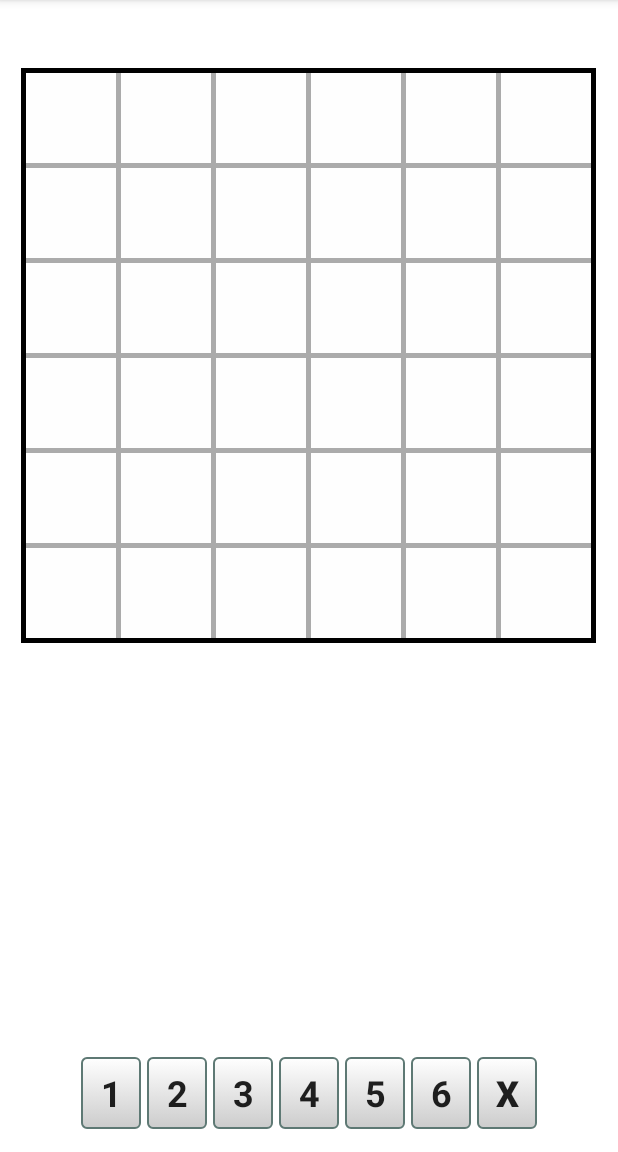
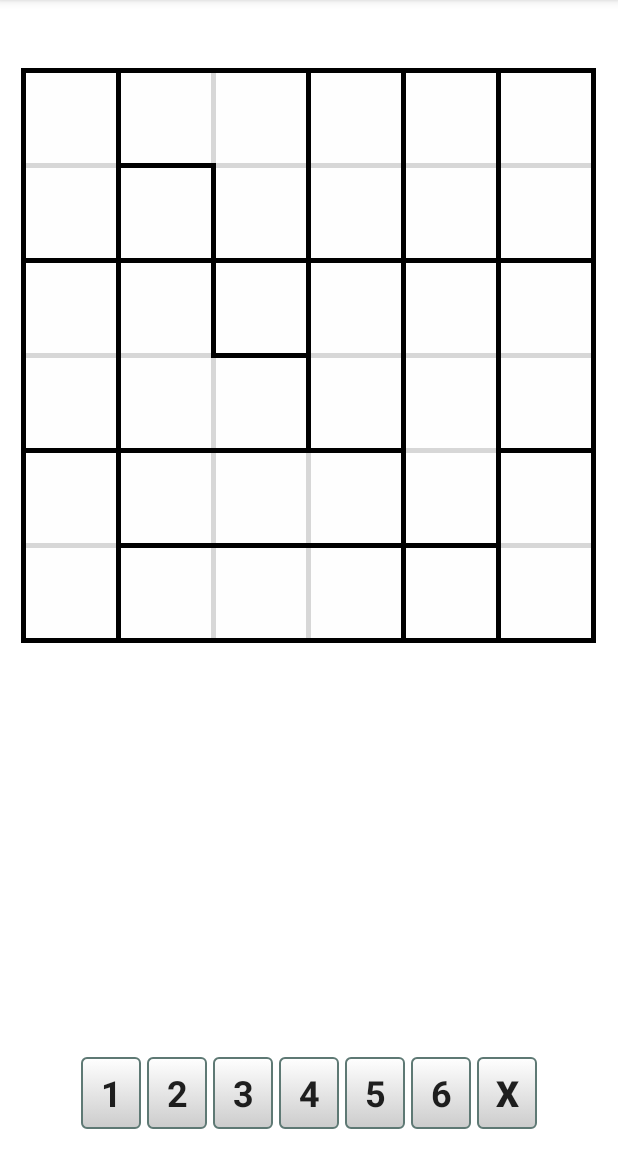
Before and after one commit to alexcarcar/KenKen, an Android app: the screen it shows after launch (MainActivity), on a phone screen of 412 x 824 dp, the part 84-1236 px from its top. Run offline under Robolectric (Android 15) with nearby library versions, the phone set to English and light mode, and no system bars.

Commit message:
Added activity code to color Ken Ken groups

```diff
--- a/app/src/main/java/alex/carcar/kenken/MainActivity.java
+++ b/app/src/main/java/alex/carcar/kenken/MainActivity.java
@@ -20,8 +20,34 @@ public class MainActivity extends AppCompatActivity {
             {R.id.rightCell20, R.id.rightCell21, R.id.rightCell22, R.id.rightCell23, R.id.rightCell24},
             {R.id.rightCell30, R.id.rightCell31, R.id.rightCell32, R.id.rightCell33, R.id.rightCell34},
             {R.id.rightCell40, R.id.rightCell41, R.id.rightCell42, R.id.rightCell43, R.id.rightCell44},
-            {R.id.rightCell50, R.id.rightCell51, R.id.rightCell52, R.id.rightCell53, R.id.rightCell54},
+            {R.id.rightCell50, R.id.rightCell51, R.id.rightCell52, R.id.rightCell53, R.id.rightCell54}
     };
+
+    private static final int[][] rightHeaders = new int[][]{
+            {R.id.rightHeader00, R.id.rightHeader01, R.id.rightHeader02, R.id.rightHeader03, R.id.rightHeader04},
+            {R.id.rightHeader10, R.id.rightHeader11, R.id.rightHeader12, R.id.rightHeader13, R.id.rightHeader14},
+            {R.id.rightHeader20, R.id.rightHeader21, R.id.rightHeader22, R.id.rightHeader23, R.id.rightHeader24},
+            {R.id.rightHeader30, R.id.rightHeader31, R.id.rightHeader32, R.id.rightHeader33, R.id.rightHeader34},
+            {R.id.rightHeader40, R.id.rightHeader41, R.id.rightHeader42, R.id.rightHeader43, R.id.rightHeader44},
+            {R.id.rightHeader50, R.id.rightHeader51, R.id.rightHeader52, R.id.rightHeader53, R.id.rightHeader54}
+    };
+
+    private static final int[][] footers = new int[][]{
+            {R.id.footer00, R.id.footer01, R.id.footer02, R.id.footer03, R.id.footer04, R.id.footer05},
+            {R.id.footer10, R.id.footer11, R.id.footer12, R.id.footer13, R.id.footer14, R.id.footer15},
+            {R.id.footer20, R.id.footer21, R.id.footer22, R.id.footer23, R.id.footer24, R.id.footer25},
+            {R.id.footer30, R.id.footer31, R.id.footer32, R.id.footer33, R.id.footer34, R.id.footer35},
+            {R.id.footer40, R.id.footer41, R.id.footer42, R.id.footer43, R.id.footer44, R.id.footer45}
+    };
+
+    private static final int[][] rightFooters = new int[][]{
+            {R.id.rightFooter00, R.id.rightFooter01, R.id.rightFooter02, R.id.rightFooter03, R.id.rightFooter04},
+            {R.id.rightFooter10, R.id.rightFooter11, R.id.rightFooter12, R.id.rightFooter13, R.id.rightFooter14},
+            {R.id.rightFooter20, R.id.rightFooter21, R.id.rightFooter22, R.id.rightFooter23, R.id.rightFooter24},
+            {R.id.rightFooter30, R.id.rightFooter31, R.id.rightFooter32, R.id.rightFooter33, R.id.rightFooter34},
+            {R.id.rightFooter40, R.id.rightFooter41, R.id.rightFooter42, R.id.rightFooter43, R.id.rightFooter44}
+    };
+
     private static int selected = -1;
     private static int cellX = -1;
     private static int cellY = -1;
@@ -359,7 +385,30 @@ public class MainActivity extends AppCompatActivity {
     }
 
     private void displayKenBoarders(int[][] ken) {
+        for (int i = 0; i < 6; i++) {
+            for (int j = 0; j < 5; j++) {
+                boolean isMinorColor = ken[i][j] == ken[i][j + 1];
+                colorCell(findViewById(rightHeaders[i][j]), isMinorColor);
+                colorCell(findViewById(rightCells[i][j]), isMinorColor);
+            }
+        }
+        for (int i = 0; i < 5; i++) {
+            for (int j = 0; j < 6; j++) {
+                boolean isMinorColor = ken[i + 1][j] == ken[i][j];
+                colorCell(findViewById(footers[i][j]), isMinorColor);
+            }
+        }
 
+        for (int i = 0; i < 5; i++) {
+            for (int j = 0; j < 5; j++) {
+                boolean isMinorColor = ken[i][j] == ken[i][j + 1] && ken[i][j] == ken[i + 1][j] && ken[i][j] == ken[i + 1][j + 1];
+                colorCell(findViewById(rightFooters[i][j]), isMinorColor);
+            }
+        }
+    }
+
+    private void colorCell(View viewById, boolean isMinorColor) {
+        viewById.setBackgroundColor(ContextCompat.getColor(this, isMinorColor ? R.color.minorDivider : R.color.mainDivider));
     }
 
     private void displayBoard(int[][] board, boolean[][] hide) {
--- a/app/src/main/res/layout/activity_main.xml
+++ b/app/src/main/res/layout/activity_main.xml
@@ -1373,7 +1373,7 @@
                 android:id="@+id/footer45"
                 android:layout_width="@dimen/cell_width"
                 android:layout_height="@dimen/divider_size"
-                android:background="@color/minorDivider" />
+                android:background="@color/colorAccent" />
 
         </TableRow>
         <TableRow>
--- a/app/src/main/res/values/colors.xml
+++ b/app/src/main/res/values/colors.xml
@@ -1,7 +1,7 @@
 <?xml version="1.0" encoding="utf-8"?>
 <resources>
     <color name="squareColor">#fefefe</color>
-    <color name="minorDivider">#ababab</color>
+    <color name="minorDivider">#d7d7d7</color>
     <color name="mainDivider">#000000</color>
 
     <color name="colorPrimary">#0d7bbf</color>
```
